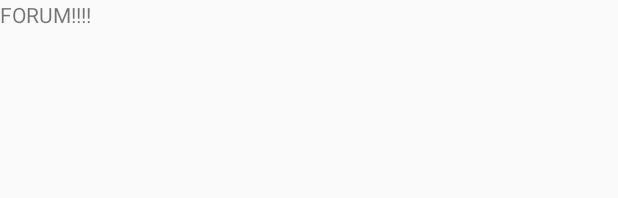
After one commit to davidakr/hackdays, an Android app: the layout forum.xml on its own in the app's theme, with its tools: preview values and no code run, on a phone screen of 412 x 824 dp. The commit adds this screen. Shown: the top 198 px of the screen. Run offline under Robolectric (Android 15) with nearby library versions, the phone set to English and light mode, and no system bars.

Commit message:
Starting forum activity

```diff
--- a/app/build.gradle
+++ b/app/build.gradle
@@ -51,6 +51,7 @@ dependencies {
     //implementation "com.google.ar.sceneform:core:1.9.0"
 
     implementation "com.android.support:appcompat-v7:28.0.0"
+    implementation 'com.android.support.constraint:constraint-layout:1.1.3'
 }
 
 apply plugin: 'com.google.ar.sceneform.plugin'
@@ -59,7 +60,6 @@ sceneform.asset('sampledata/models/andy.obj',
         'default',
         'sampledata/models/andy.sfa',
         'src/main/res/raw/andy')
-
 
 
 sceneform.asset('sampledata/models/newYork/13939_New_York_City_Freedom_tower_v1_l3.obj',
--- /dev/null
+++ b/app/src/main/res/layout/forum.xml
@@ -0,0 +1,14 @@
+<?xml version="1.0" encoding="utf-8"?>
+<RelativeLayout xmlns:android="http://schemas.android.com/apk/res/android"
+    xmlns:app="http://schemas.android.com/apk/res-auto"
+    xmlns:tools="http://schemas.android.com/tools"
+    android:layout_width="match_parent"
+    android:layout_height="match_parent"
+    tools:context=".ForumActivity">
+
+    <TextView
+        android:layout_width="wrap_content"
+        android:layout_height="wrap_content"
+        android:text="FORUM!!!!"/>
+
+</RelativeLayout>
--- a/app/src/main/res/values/strings.xml
+++ b/app/src/main/res/values/strings.xml
@@ -1,5 +1,4 @@
-<?xml version="1.0" encoding="utf-8"?>
-<!--
+<?xml version="1.0" encoding="utf-8"?><!--
    Copyright 2018 Google LLC.
 
    Licensed under the Apache License, Version 2.0 (the "License");
```
Also changed, not shown: app/src/main/AndroidManifest.xml (+20 -24 lines), app/src/main/java/com/google/ar/sceneform/samples/hellosceneform/ForumActivity.java (added, +13 -0 lines), app/src/main/java/com/google/ar/sceneform/samples/hellosceneform/HelloSceneformActivity.java (+11 -0 lines), app/src/main/res/layout/activity_ux.xml (+10 -2 lines), 5 other files.
